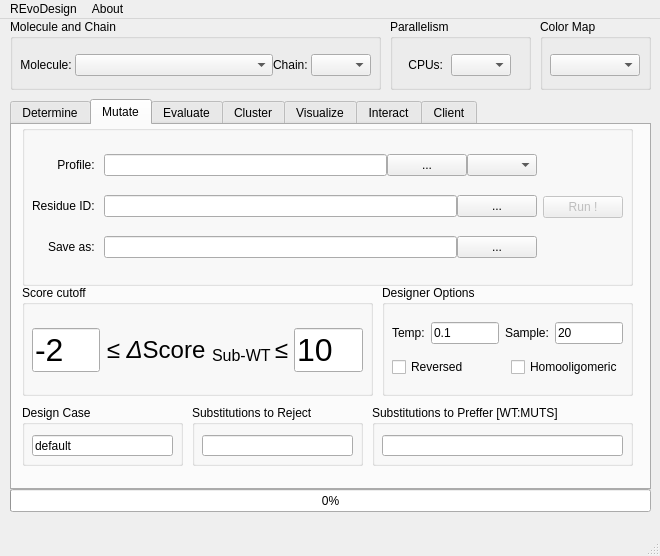
Above: REvoDesign/UI/REvoDesign-PyMOL.ui from YaoYinYing/REvoDesign before the change. Below: the same form after it.
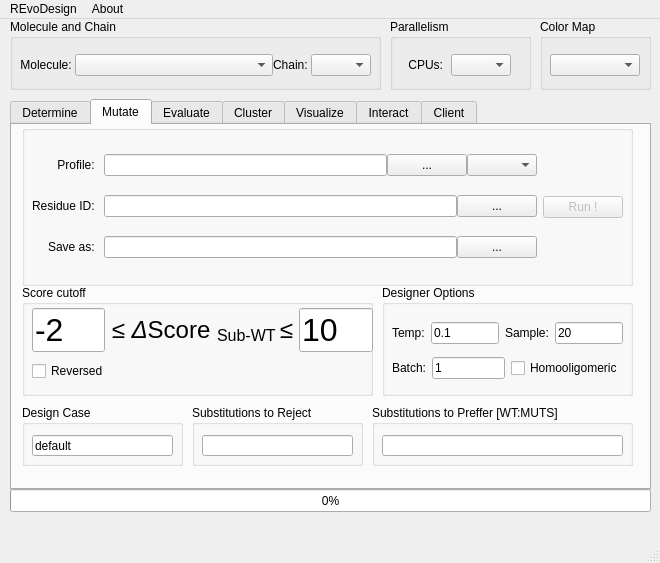
That is the form after the change. The open tabs and pages were chosen to show the change.

Commit message: Refactor external designers

```diff
--- a/REvoDesign/UI/REvoDesign-PyMOL.ui
+++ b/REvoDesign/UI/REvoDesign-PyMOL.ui
@@ -10,7 +10,7 @@
     <x>0</x>
     <y>0</y>
     <width>660</width>
-    <height>556</height>
+    <height>563</height>
    </rect>
   </property>
   <property name="sizePolicy">
@@ -850,11 +850,13 @@
        <property name="geometry">
         <rect>
          <x>10</x>
-         <y>30</y>
-         <width>331</width>
-         <height>71</height>
+         <y>20</y>
+         <width>341</width>
+         <height>81</height>
         </rect>
        </property>
+       <layout class="QVBoxLayout" name="verticalLayout_17">
+        <item>
        <layout class="QHBoxLayout" name="horizontalLayout_36">
         <item>
          <widget class="QLineEdit" name="lineEdit_score_minima">
@@ -900,6 +902,18 @@
          </widget>
         </item>
        </layout>
+        </item>
+        <item>
+         <widget class="QCheckBox" name="checkBox_reverse_mutant_effect">
+          <property name="statusTip">
+           <string>Lower scores will be favored in certain scoring methods, such as ddG scoring.</string>
+          </property>
+          <property name="text">
+           <string>Reversed</string>
+          </property>
+         </widget>
+        </item>
+       </layout>
       </widget>
      </widget>
      <widget class="QGroupBox" name="groupBox_reject_substitution">
@@ -1014,12 +1028,16 @@
         <item>
          <layout class="QHBoxLayout" name="horizontalLayout_31">
           <item>
-           <widget class="QCheckBox" name="checkBox_reverse_mutant_effect">
-            <property name="statusTip">
-             <string>Lower scores will be favored in certain scoring methods, such as ddG scoring.</string>
+           <widget class="QLabel" name="label_4">
+            <property name="text">
+             <string>Batch:</string>
             </property>
+           </widget>
+          </item>
+          <item>
+           <widget class="QLineEdit" name="lineEdit_designer_batch">
             <property name="text">
-             <string>Reversed</string>
+             <string>1</string>
             </property>
            </widget>
           </item>
```
Left out of the diff: 2 changed lines with no effect on the pictures. Lines whose indentation alone changed are shown as unchanged. The commit also changes 9 other files.
